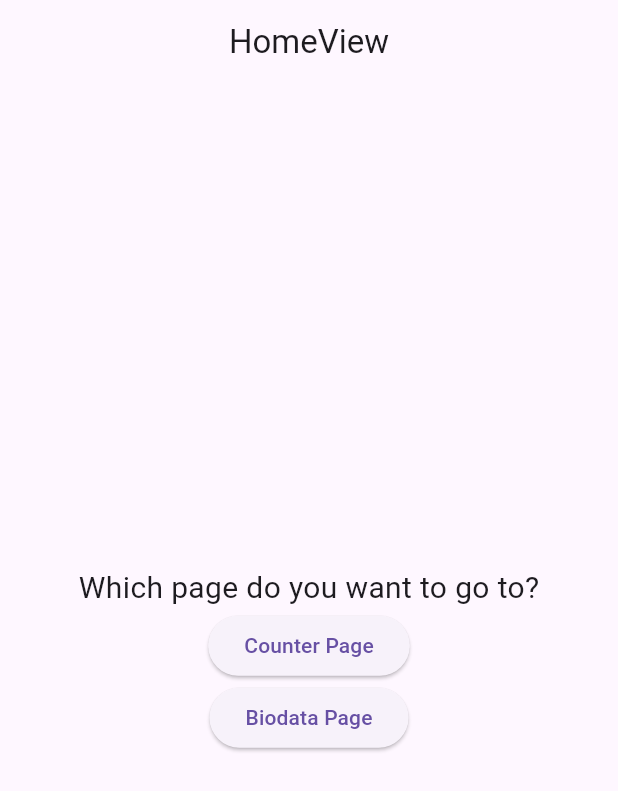
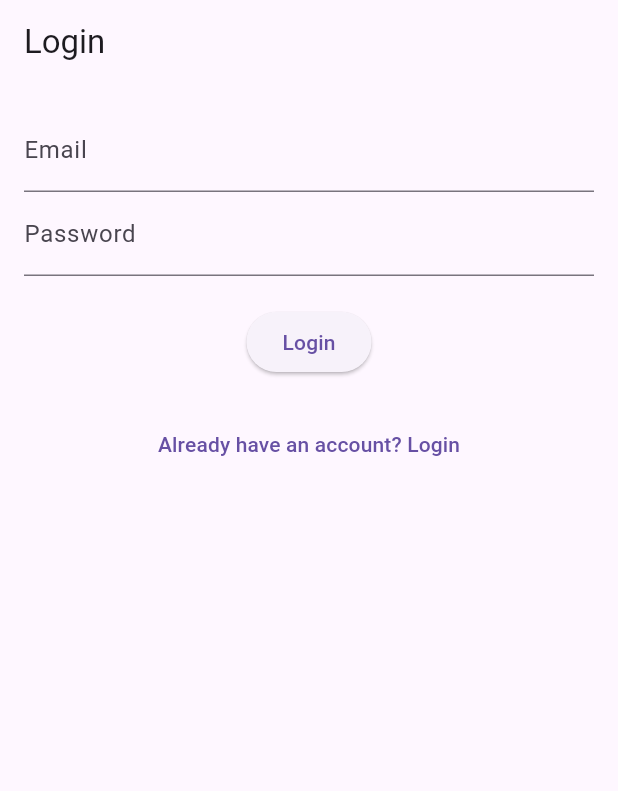
Before and after one commit to sardit0/aa, a Flutter app: the screen it shows after launch, on a phone screen of 412 x 824 dp. Shown: the top 791 px of the screen. Run offline on Flutter 3.47's test engine with Material 3 defaults, Android fonts, the phone set to English and light mode, and no system bars; our stand-ins replace convex_bottom_bar, get, get_storage.

Commit message:
Allhamdullilah bisa kang!!!!

```diff
--- /dev/null
+++ b/lib/app/middlewares/auth_middleware.dart
@@ -0,0 +1,16 @@
+import 'package:flutter/material.dart';
+import 'package:get/get.dart';
+import 'package:get_storage/get_storage.dart';
+
+class AuthMiddleware extends GetMiddleware {
+  final box = GetStorage();
+
+  @override
+  RouteSettings? redirect(String? route) {
+    final token = box.read('acces_token');
+    if (token == null && route != '/login' && route != '/register') {
+      return const RouteSettings(name: '/login');
+    }
+    return null;
+  }
+}
--- a/lib/app/modules/biodata/views/biodata_view.dart
+++ b/lib/app/modules/biodata/views/biodata_view.dart
@@ -7,6 +7,7 @@ class BiodataView extends GetView<BiodataController> {
 
   @override
   Widget build(BuildContext context) {
+    final BiodataController controller = Get.put(BiodataController());
     return Scaffold(
       appBar: AppBar(
         title: const Text('Formulir Biodata'),
--- /dev/null
+++ b/lib/app/modules/login/controllers/login_controller.dart
@@ -0,0 +1,44 @@
+import 'package:flutter/material.dart';
+import 'package:get/get.dart';
+import 'package:get_storage/get_storage.dart';
+import 'package:http/http.dart' as http;
+import 'dart:convert';
+
+import '../../../utils/api.dart';
+
+class LoginController extends GetxController {
+  final box = GetStorage();
+  final TextEditingController emailController = TextEditingController();
+  final TextEditingController passwordController = TextEditingController();
+  var isLoading = false.obs;
+
+  Future<void> login() async {
+    isLoading(true);
+    final url = Uri.parse('${BaseUrl.api}/login');
+    final response = await http.post(
+      url,
+      body: {
+        'email': emailController.text,
+        'password': passwordController.text,
+      },
+    );
+    if (response.statusCode == 200) {
+      final data = json.decode(response.body);
+      final token = data['acces_token'];
+
+      box.write('acces_token', token);
+      Get.offAllNamed('/bottom_menu');
+    } else {
+      Get.snackbar('Error', 'Login Failed. please check your credenial',
+          snackPosition: SnackPosition.BOTTOM);
+    }
+    isLoading(false);
+  }
+
+  @override
+  void dispose() {
+    emailController.dispose();
+    passwordController.dispose();
+    super.dispose();
+  }
+}
--- /dev/null
+++ b/lib/app/modules/login/views/login_view.dart
@@ -0,0 +1,45 @@
+import 'package:flutter/material.dart';
+
+import 'package:get/get.dart';
+
+import '../controllers/login_controller.dart';
+
+class LoginView extends GetView<LoginController> {
+  const LoginView({super.key});
+  @override
+  Widget build(BuildContext context) {
+    return Scaffold(
+      appBar: AppBar(title: Text('Login')),
+      body: Padding(
+        padding: const EdgeInsets.all(16.0),
+        child: Column(
+          children: [
+            TextField(
+              controller: controller.emailController,
+              decoration: InputDecoration(labelText: 'Email'),
+            ),
+            TextField(
+              controller: controller.passwordController,
+              decoration: InputDecoration(labelText: 'Password'),
+              obscureText: true,
+            ),
+            SizedBox(height: 20),
+            Obx(() => controller.isLoading.value
+            ? CircularProgressIndicator()
+            : ElevatedButton(
+              onPressed: controller.login,
+              child: Text('Login'),
+              )),
+              SizedBox(height: 20),
+              TextButton(
+                onPressed: () {
+                  Get.toNamed('/register');
+                },
+                child: Text('Already have an account? Login'),
+              )
+          ],
+        ),
+      ),
+    );
+  }
+}
--- a/lib/app/routes/app_routes.dart
+++ b/lib/app/routes/app_routes.dart
@@ -6,6 +6,10 @@ abstract class Routes {
   static const HOME = _Paths.HOME;
   static const COUNTER = _Paths.COUNTER;
   static const BIODATA = _Paths.BIODATA;
+  static const REGISTER = _Paths.REGISTER;
+  static const LOGIN = _Paths.LOGIN;
+  static const PROFILE = _Paths.PROFILE;
+  static const BOTTOM_MENU = _Paths.BOTTOM_MENU;
 }
 
 abstract class _Paths {
@@ -14,4 +18,8 @@ abstract class _Paths {
   static const COUNTER = '/counter';
   static const BIODATA = '/biodata';
   static const OUTPUT = '/output';
+  static const REGISTER = '/register';
+  static const LOGIN = '/login';
+  static const PROFILE = '/profile';
+  static const BOTTOM_MENU = '/bottom-menu';
 }
--- /dev/null
+++ b/lib/app/utils/api.dart
@@ -0,0 +1,3 @@
+class BaseUrl {
+  static String api = 'https://movieapi.smkassalaambandung.sch.id/api';
+}
--- a/pubspec.yaml
+++ b/pubspec.yaml
@@ -10,6 +10,9 @@ dependencies:
   get: 4.6.6
   flutter:
     sdk: flutter
+  get_storage: ^2.1.1
+  http: ^1.2.2
+  convex_bottom_bar: ^3.2.0
 
 dev_dependencies:
   flutter_lints: ^3.0.0
```
Also changed, not shown: lib/app/modules/bottom_menu/bindings/bottom_menu_binding.dart (added, +12 -0 lines), lib/app/modules/bottom_menu/controllers/bottom_menu_controller.dart (added, +9 -0 lines), lib/app/modules/bottom_menu/views/bottom_menu_view.dart (added, +38 -0 lines), lib/app/modules/login/bindings/login_binding.dart (added, +12 -0 lines), lib/app/modules/profile/bindings/profile_binding.dart (added, +12 -0 lines), lib/app/modules/profile/controllers/profile_controller.dart (added, +42 -0 lines), lib/app/modules/profile/views/profile_view.dart (added, +52 -0 lines), lib/app/modules/register/bindings/register_binding.dart (added, +12 -0 lines), lib/app/modules/register/controllers/register_controller.dart (added, +43 -0 lines), lib/app/modules/register/views/register_view.dart (added, +49 -0 lines), lib/app/routes/app_pages.dart (+36 -1 lines), pubspec.lock.
